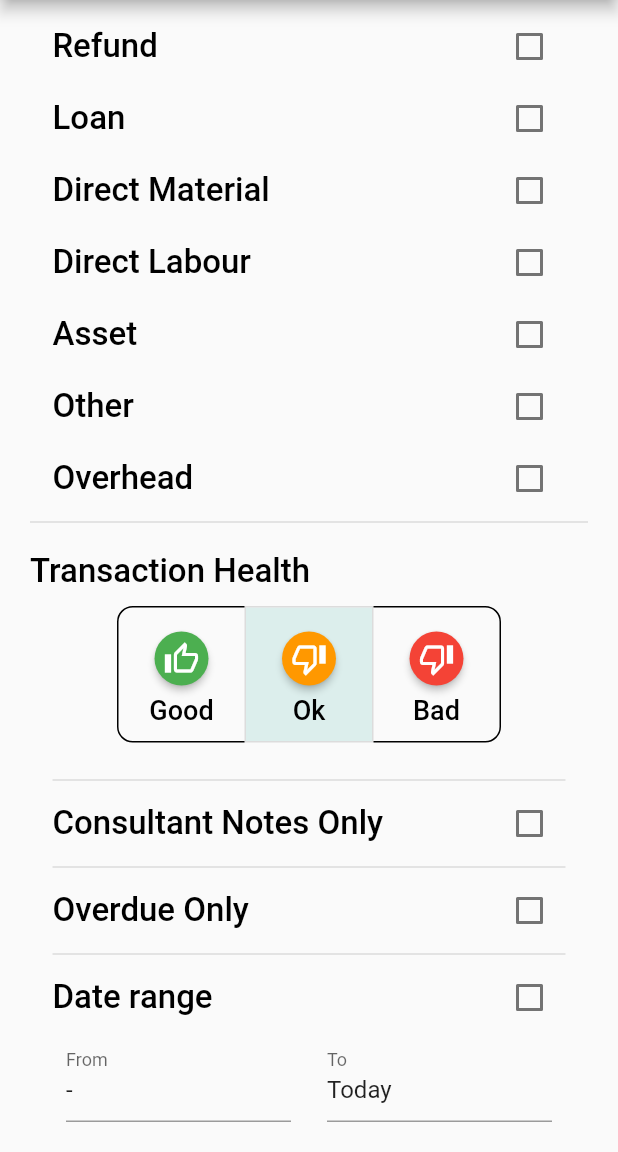
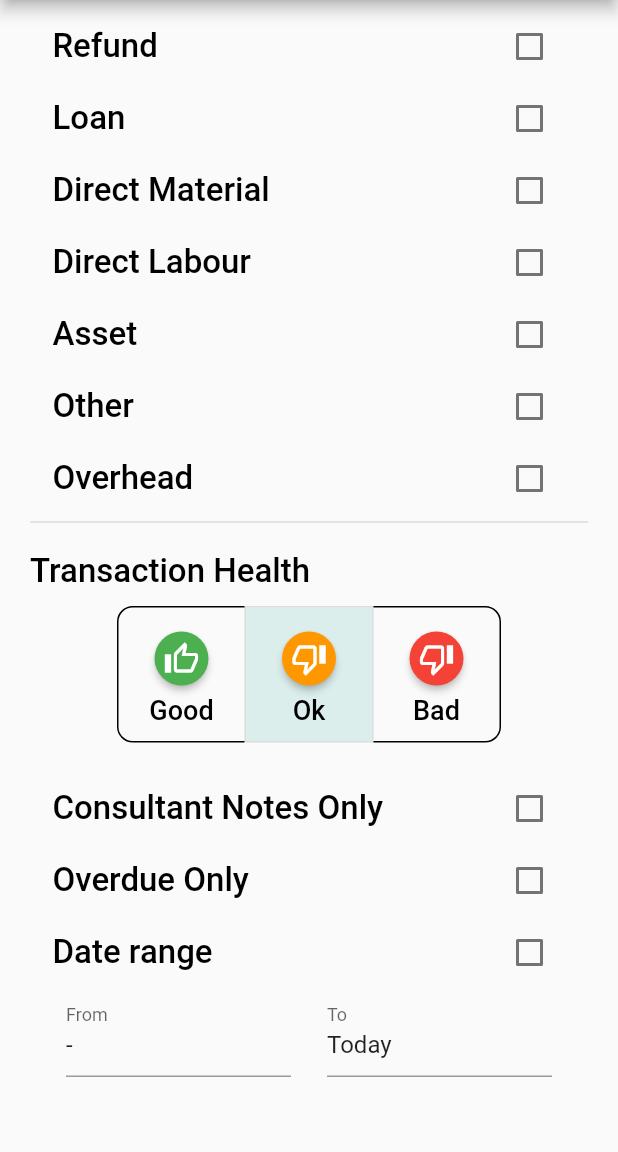
Before and after one commit to zahidalidev/Flutter-Navigation-and-API-Integration, a Flutter app: the Assignment4 screen opened by its route, scrolled down 333 dp, on a phone screen of 412 x 824 dp, the part 84-1236 px from its top. Run offline on Flutter 3.47's test engine with Material 2 defaults, Android fonts, the phone set to English and light mode, and no system bars; our stand-ins replace flutter_screenutil.

Commit message:
child scroll

```diff
--- /dev/null
+++ b/lib/Widgets/CheckBoxListTitle.dart
@@ -0,0 +1,34 @@
+import 'package:flutter/material.dart';
+
+class CheckBoxListTitle extends StatelessWidget {
+  String label;
+  bool value;
+  Function change;
+
+  CheckBoxListTitle({this.label, this.value, this.change});
+  @override
+  Widget build(BuildContext context) {
+    return Container(
+      child: Row(
+        children: <Widget>[
+          Expanded(
+            child: Text(
+              label,
+              style: TextStyle(
+                color: Colors.black,
+                fontSize: 22,
+                fontWeight: FontWeight.w500,
+              ),
+            ),
+          ),
+          Checkbox(
+            value: value,
+            onChanged: (bool newValue) {
+              change(newValue);
+            },
+          ),
+        ],
+      ),
+    );
+  }
+}
--- a/lib/screens/assignment4.dart
+++ b/lib/screens/assignment4.dart
@@ -1,5 +1,6 @@
 import 'package:flutter/material.dart';
 import 'package:flutter_application_1/Widgets/Assignment4_AppBar.dart';
+import 'package:flutter_application_1/Widgets/CheckBoxListTitle.dart';
 import 'package:flutter_application_1/Widgets/Drawer.dart';
 import 'package:flutter_application_1/Widgets/Heading.dart';
 
@@ -235,32 +236,18 @@ class _Assignment4 extends State<Assignment4> {
               Container(
                 margin: const EdgeInsets.only(left: 15, right: 15, top: 20),
                 child: ListView.builder(
+                  primary: false,
                   itemCount: checkBoxes.length,
                   shrinkWrap: true,
                   itemBuilder: (BuildContext context, int index) {
-                    return Container(
-                      child: Row(
-                        children: <Widget>[
-                          Expanded(
-                            child: Text(
-                              checkBoxes[index]['label'],
-                              style: TextStyle(
-                                color: Colors.black,
-                                fontSize: 22,
-                                fontWeight: FontWeight.w500,
-                              ),
-                            ),
-                          ),
-                          Checkbox(
+                    return CheckBoxListTitle(
+                      label: checkBoxes[index]['label'],
                       value: checkBoxes[index]['selected'],
-                            onChanged: (bool newValue) {
+                      change: (value) => {
                         setState(() {
-                                checkBoxes[index]['selected'] = newValue;
-                              });
+                          checkBoxes[index]['selected'] = value;
+                        })
                       },
-                          ),
-                        ],
-                      ),
                     );
                   },
                 ),
@@ -412,40 +399,19 @@ class _Assignment4 extends State<Assignment4> {
               Container(
                 margin: const EdgeInsets.only(left: 15, right: 15, top: 20),
                 child: ListView.builder(
+                  primary: false,
                   itemCount: checkBoxes2.length,
                   shrinkWrap: true,
                   itemBuilder: (BuildContext context, int index) {
-                    return Container(
-                        child: Column(children: [
-                      const Divider(
-                        height: 10,
-                        thickness: 1,
-                        indent: 0,
-                        endIndent: 0,
-                      ),
-                      Row(
-                        children: <Widget>[
-                          Expanded(
-                            child: Text(
-                              checkBoxes2[index]['label'],
-                              style: TextStyle(
-                                color: Colors.black,
-                                fontSize: 22,
-                                fontWeight: FontWeight.w500,
-                              ),
-                            ),
-                          ),
-                          Checkbox(
+                    return CheckBoxListTitle(
+                      label: checkBoxes2[index]['label'],
                       value: checkBoxes2[index]['selected'],
-                            onChanged: (bool newValue) {
+                      change: (value) => {
                         setState(() {
-                                checkBoxes2[index]['selected'] = newValue;
-                              });
+                          checkBoxes2[index]['selected'] = value;
+                        })
                       },
-                          ),
-                        ],
-                      ),
-                    ]));
+                    );
                   },
                 ),
               ),
```
Lines whose indentation alone changed are shown as unchanged.
